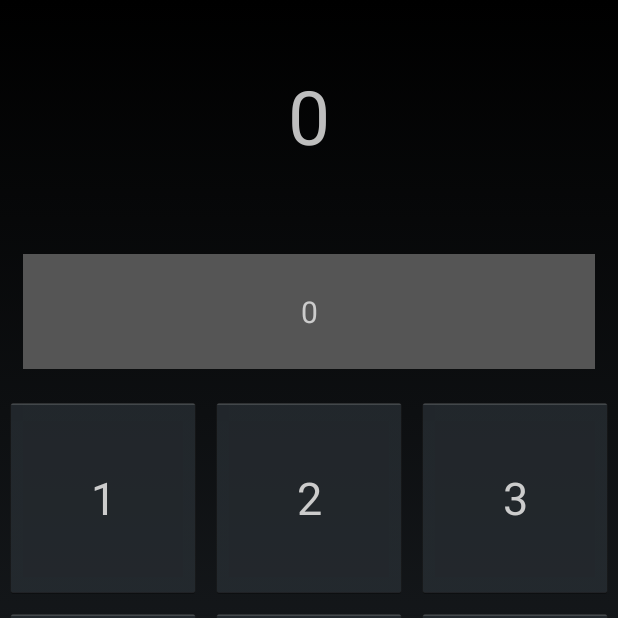
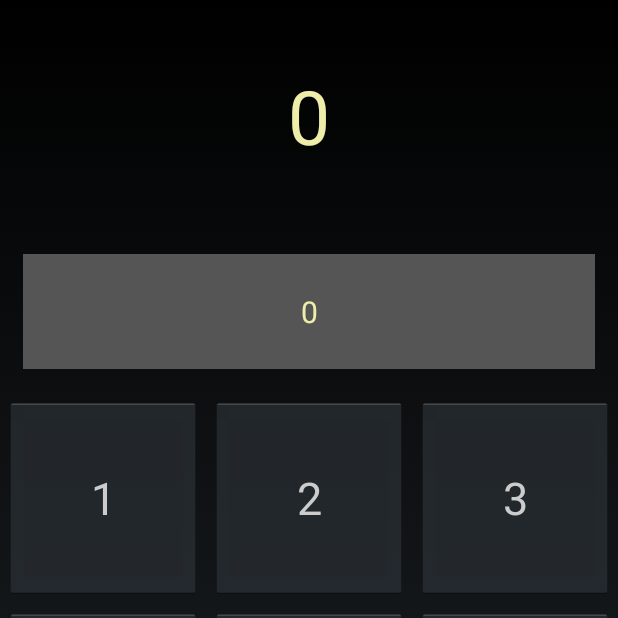
Before and after one commit to beepscore/RemoteControl, an Android app: the screen it shows after launch (RemoteControlActivity), on a phone screen of 412 x 824 dp, the top half of it. Run offline under Robolectric (Android 15) with nearby library versions, the phone set to English and light mode, and no system bars.

Commit message:
Add res/values/colors.xml with colors and in styles and fragment_remote_control use them.

```diff
--- a/app/src/main/res/layout/fragment_remote_control.xml
+++ b/app/src/main/res/layout/fragment_remote_control.xml
@@ -11,6 +11,7 @@
         android:layout_weight="2"
         android:gravity="center"
         android:text="@string/zero"
+        android:textColor="@color/text_view_text"
         android:textSize="50dp" />
     <TextView
         android:id="@+id/fragment_remote_control_workingTextView"
@@ -18,10 +19,10 @@
         android:layout_height="0dp"
         android:layout_weight="1"
         android:layout_margin="15dp"
-        android:background="#555555"
+        android:background="@color/text_view_background"
         android:gravity="center"
         android:text="@string/zero"
-        android:textColor="#cccccc"
+        android:textColor="@color/text_view_text"
         android:textSize="20dp" />
     <include
         android:layout_weight="1"
--- /dev/null
+++ b/app/src/main/res/values/colors.xml
@@ -0,0 +1,6 @@
+<?xml version="1.0" encoding="utf-8"?>
+<resources>
+    <color name="text_view_background">#555555</color>
+    <color name="text_view_text">#eeeeaa</color>
+    <color name="button_text">#cccccc</color>
+</resources>
--- a/app/src/main/res/values/styles.xml
+++ b/app/src/main/res/values/styles.xml
@@ -8,7 +8,7 @@
     <style name="RemoteButton">
         <item name="android:layout_width">0dp</item>
         <item name="android:layout_height">match_parent</item>
-        <item name="android:textColor">#cccccc</item>
+        <item name="android:textColor">@color/button_text</item>
         <item name="android:textSize">30dp</item>
         <item name="android:layout_margin">3dp</item>
     </style>
```
